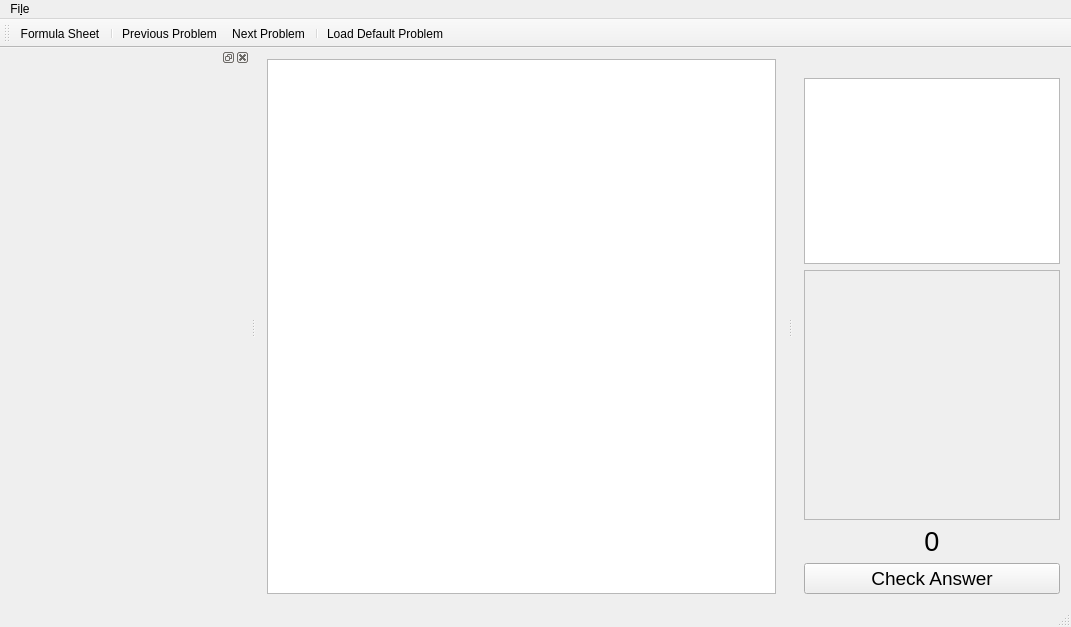
The window that NewtonCore/mainwindow.ui (jarednielson/NewtonEZ) describes before a commit, drawn with Qt 5.
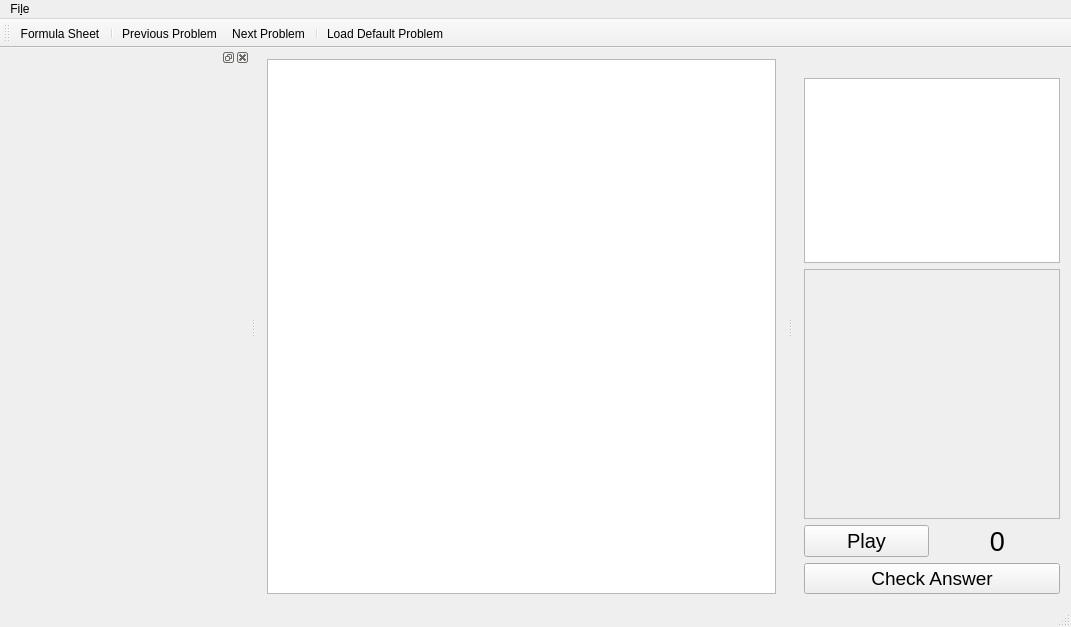
The same window after the commit. Custom widgets are drawn as their Qt base class.

Commit message: Add Play/Stop button with slots and signals. There are two signals when to say to start it and the other to stop it.

```diff
--- a/NewtonCore/mainwindow.ui
+++ b/NewtonCore/mainwindow.ui
@@ -200,6 +200,21 @@
         </widget>
        </item>
        <item>
+        <layout class="QHBoxLayout" name="horizontalLayout">
+         <item>
+          <widget class="QPushButton" name="PlayStopButton">
+           <property name="font">
+            <font>
+             <family>Arial</family>
+             <pointsize>15</pointsize>
+            </font>
+           </property>
+           <property name="text">
+            <string>Play</string>
+           </property>
+          </widget>
+         </item>
+         <item>
         <widget class="QLabel" name="simClock">
          <property name="font">
           <font>
@@ -214,6 +229,8 @@
           <set>Qt::AlignCenter</set>
          </property>
         </widget>
+         </item>
+        </layout>
        </item>
        <item>
         <widget class="QPushButton" name="startEndButton">
```
Left out of the diff: 2 changed lines with no effect on the pictures. Lines whose indentation alone changed are shown as unchanged. The commit also changes 2 other files.
